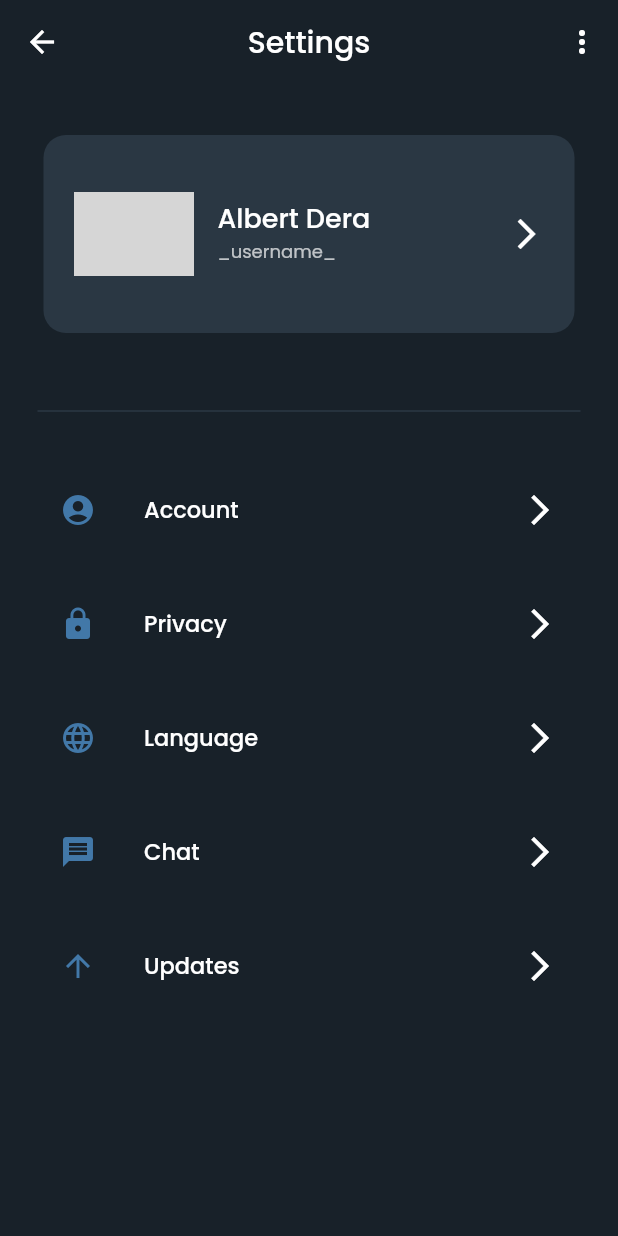
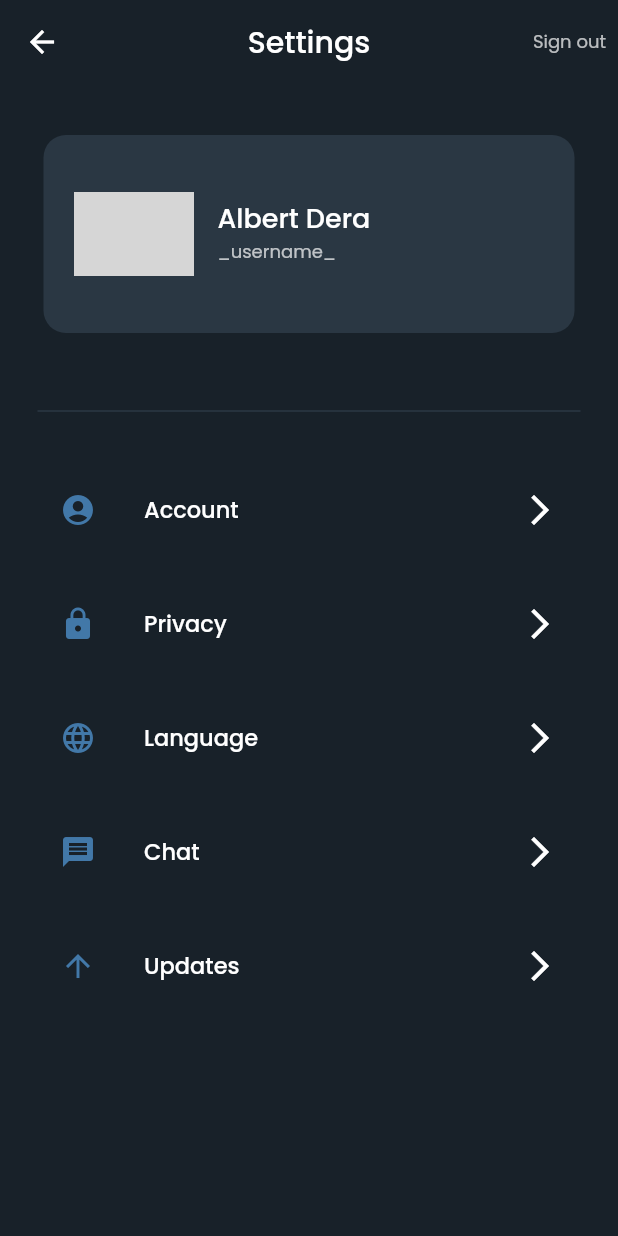
Before and after one commit to chamidu48/SafeHere, a Flutter app: the Settings screen opened by its route, on a phone screen of 412 x 824 dp. Run offline on Flutter 3.47's test engine with Material 2 defaults, Android fonts, the phone set to English and light mode, and no system bars; our stand-ins replace cloud_firestore, country_picker, firebase_auth, firebase_core, firebase_database, firebase_storage and 7 more; accounts and stored records are empty; network calls fail; grey boxes are pictures that could not be loaded.

```diff
--- a/lib/features/auth/repository/auth_repository.dart
+++ b/lib/features/auth/repository/auth_repository.dart
@@ -115,7 +115,7 @@ class AuthRepository{
           bio: bio,
           profilePic: photoUrl,
           isOnline: true,
-          phoneNumber: auth.currentUser!.uid);
+          phoneNumber: auth.currentUser!.phoneNumber.toString());
 
       await firestore.collection('users').doc(uid).set(user.toMap());
 
--- a/lib/features/auth/screens/otpverify_screen.dart
+++ b/lib/features/auth/screens/otpverify_screen.dart
@@ -11,9 +11,7 @@ import '../controller/auth_controller.dart';
 
 
  class OTPscreen extends ConsumerWidget {
-
    String verificationId='';
-
    OTPscreen({Key? key}) : super(key: key);
 
    final _pinCodeController=TextEditingController();
@@ -34,9 +32,7 @@ import '../controller/auth_controller.dart';
 
    @override
    Widget build(BuildContext context,WidgetRef ref) {
-
      verificationId=ModalRoute.of(context)!.settings.arguments as String;
-
      return Scaffold(
        body: Stack(
          children: [
--- a/lib/features/contacts/repository/contacts_repository.dart
+++ b/lib/features/contacts/repository/contacts_repository.dart
@@ -44,7 +44,7 @@ class SelectContactRepository {
         );
         if (selectedPhoneNum == userData.phoneNumber) {
           isFound = true;
-          Navigator.pushNamed(
+          Navigator.popAndPushNamed(
             context,
             '/chatscreen',
             arguments: {
--- a/lib/main.dart
+++ b/lib/main.dart
@@ -1,8 +1,11 @@
 import 'dart:async';
+import 'dart:io';
+import 'dart:typed_data';
 
 import 'package:firebase_core/firebase_core.dart';
 import 'package:flutter/cupertino.dart';
 import 'package:flutter/material.dart';
+import 'package:flutter/services.dart';
 import 'package:flutter_riverpod/flutter_riverpod.dart';
 import 'package:safehere/colors.dart';
 import 'package:safehere/features/auth/screens/login_screen.dart';
--- a/lib/screens/settings.dart
+++ b/lib/screens/settings.dart
@@ -1,25 +1,29 @@
 
 import 'package:flutter/cupertino.dart';
 import 'package:flutter/material.dart';
+import 'package:flutter_riverpod/flutter_riverpod.dart';
 import 'package:safehere/colors.dart';
+import 'package:safehere/features/auth/controller/auth_controller.dart';
+import 'package:safehere/features/auth/repository/auth_repository.dart';
 
+import '../features/landing/screens/landing_screen.dart';
 import '../global_styles.dart';
 import '../info.dart';
 
-class Settings extends StatefulWidget {
-  const Settings({Key? key}) : super(key: key);
+class Settings extends ConsumerWidget {
+  Settings({Key? key}) : super(key: key);
+
+  final settings=['Account','Privacy','Language','Chat','Updates'];
+  final navigations=['/useredit','/useredit','/useredit','/useredit','/useredit'];
+  final IconData=[Icons.account_circle,Icons.lock,Icons.language,Icons.message,Icons.arrow_upward];
+
+  Future signOut(WidgetRef ref,BuildContext context)async{
+    await ref.read(authControllerProvider).authRepository.auth.signOut();
+    Navigator.popAndPushNamed(context,"/landing");
+  }
 
   @override
-  _SettingsState createState() => _SettingsState();
-}
-
-class _SettingsState extends State<Settings> {
-
-  final settings=['Account','Privacy','Language','Chat','Updates'];
-  final IconData=[Icons.account_circle,Icons.lock,Icons.language,Icons.message,Icons.arrow_upward];
-
-  @override
-  Widget build(BuildContext context) {
+  Widget build(BuildContext context,WidgetRef ref) {
     return Scaffold(
         appBar: AppBar(
           title: Text('Settings',style: appbartitle,),
@@ -31,9 +35,9 @@ class _SettingsState extends State<Settings> {
             onPressed: (){},
           ),
           actions: [
-            IconButton(
-              onPressed: (){},
-              icon: Icon(Icons.more_vert),
+            TextButton(
+              onPressed: (){signOut(ref, context);},
+              child: Text("Sign out",style: cardSubtitle,),
             )
           ],
         ),
@@ -43,11 +47,7 @@ class _SettingsState extends State<Settings> {
             padding: const EdgeInsets.fromLTRB(25, 30, 25, 5),
             child: Column(
               children: [
-                InkWell(
-                  onTap: (){
-                    Navigator.pushNamed(context,'/useredit');
-                  },
-                  child: Card(
+                Card(
                     elevation: 0,
                     shape: RoundedRectangleBorder(
                       borderRadius: BorderRadius.circular(15),
@@ -64,9 +64,7 @@ class _SettingsState extends State<Settings> {
                       ),
                       title: Text(info[6]['name'].toString(),style: cardHeading,),
                       subtitle: Text('_username_',style: cardSubtitle,),
-                      trailing: Icon(Icons.arrow_forward_ios,color: Colors.white,),
                     ),
-                  ),
                 ),
                 SizedBox(height: 40,),
                 Divider(color: appbarColor1,thickness: 1),
@@ -76,7 +74,9 @@ class _SettingsState extends State<Settings> {
                     itemCount: settings.length,
                     itemBuilder: (BuildContext,index){
                       return ListTile(
-                        onTap: (){},
+                        onTap: (){
+                          Navigator.pushNamed(context, navigations[index]);
+                        },
                         contentPadding: EdgeInsets.symmetric(horizontal: 15,vertical: 10),
                         tileColor: bodyColor1,
                         leading: Icon(IconData[index],color: chatcardSelectedColor,),
@@ -85,7 +85,7 @@ class _SettingsState extends State<Settings> {
                       );
                     },
                   ),
-                )
+                ),
               ],
             ),
           ),
```
Also changed, not shown: lib/features/contacts/screens/select_contacts_screen.dart (+22 -8 lines), 1 other file.
